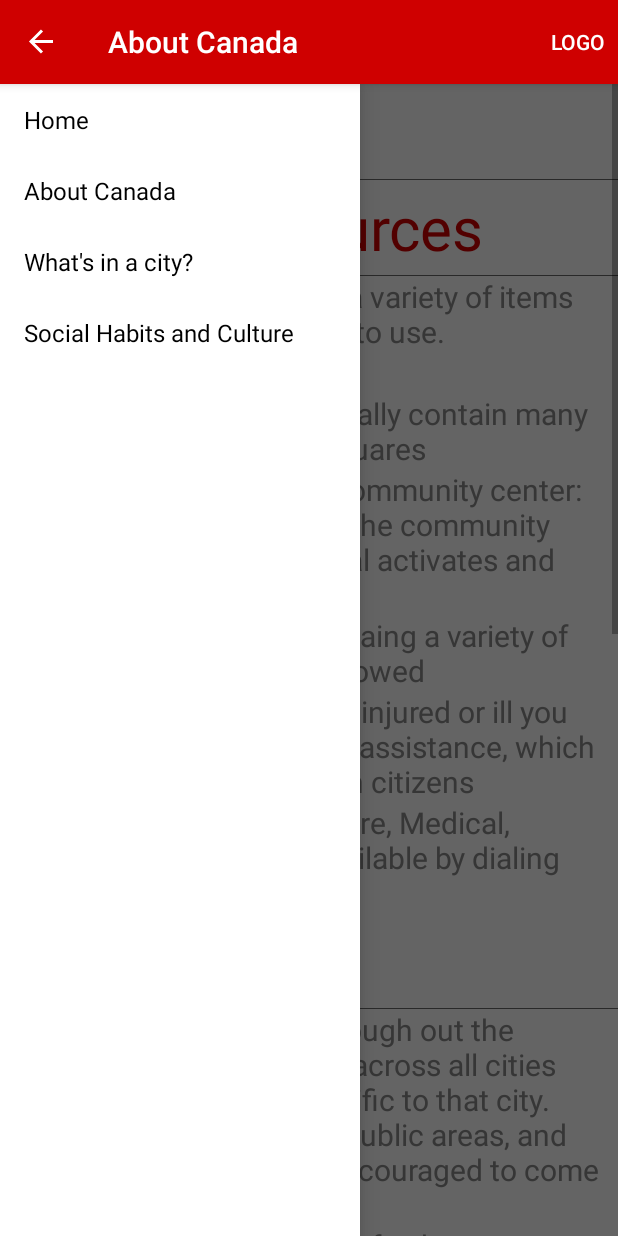
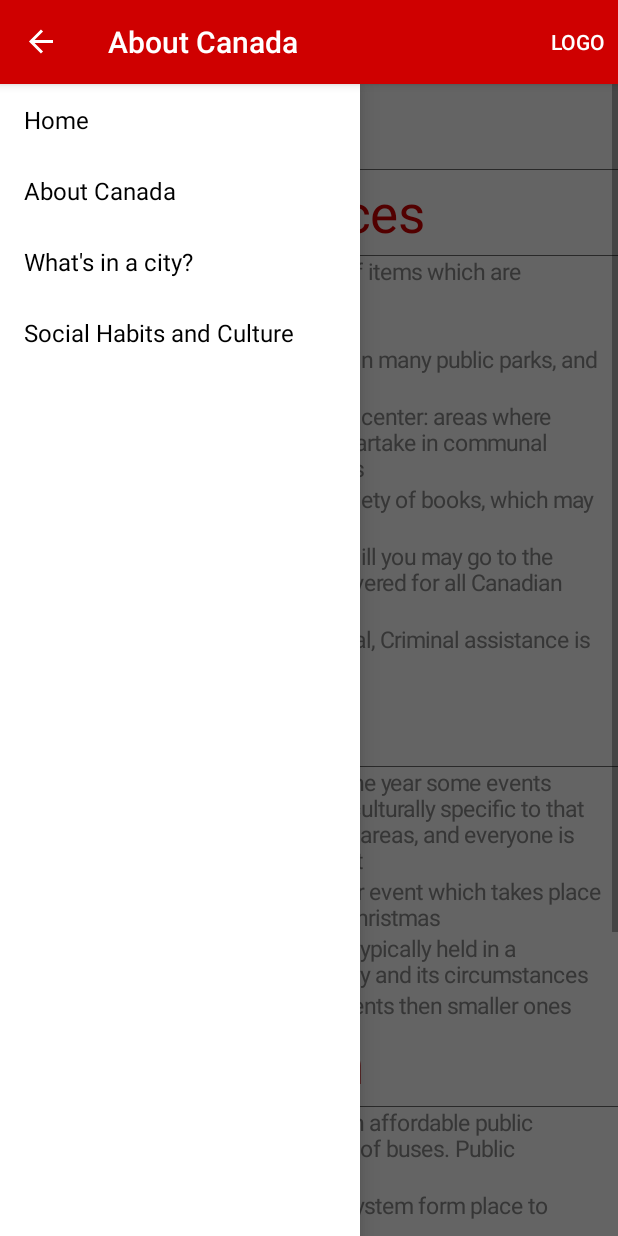
Before and after one commit to mykongee/About_Canada, an Android app: the fragment AboutCitiesFragment placed in its activity, with the side drawer open, on a phone screen of 412 x 824 dp. Run offline under Robolectric (Android 15) with nearby library versions, the phone set to English and light mode, and no system bars.

```diff
--- a/app/src/main/java/bitpot/aboutcanada/AboutCitiesFragment.java
+++ b/app/src/main/java/bitpot/aboutcanada/AboutCitiesFragment.java
@@ -108,17 +108,17 @@ public class AboutCitiesFragment extends android.support.v4.app.Fragment {
                 else {
 
                 if (line.substring(0,3).equals("H--")) {
-                    tv.setTextSize(TypedValue.COMPLEX_UNIT_SP, 40);
+                    tv.setTextSize(TypedValue.COMPLEX_UNIT_SP, 35);
                     tv.setTextColor(Color.parseColor(getResources().getString(R.string.font_header)));
                     tv.setPadding((int) (15 * getResources().getDisplayMetrics().density), (int) (5 * getResources().getDisplayMetrics().density), (int) (15 * getResources().getDisplayMetrics().density), (int) (5 * getResources().getDisplayMetrics().density));
                 }else if (line.substring(0,3).equals("P--")) {
                     tv.setText("   • "+line.substring(3,line.length()));
-                    tv.setTextSize(TypedValue.COMPLEX_UNIT_SP, 20);
+                    tv.setTextSize(TypedValue.COMPLEX_UNIT_SP, 15);
                     tv.setTextColor(Color.parseColor(getResources().getString(R.string.font_body)));
                     tv.setPadding((int) (10 * getResources().getDisplayMetrics().density), 0, (int) (10 * getResources().getDisplayMetrics().density), 0);
                 }
                 else {
-                    tv.setTextSize(TypedValue.COMPLEX_UNIT_SP, 20);
+                    tv.setTextSize(TypedValue.COMPLEX_UNIT_SP, 15);
                     tv.setTextColor(Color.parseColor(getResources().getString(R.string.font_body)));
                     tv.setPadding((int) (10 * getResources().getDisplayMetrics().density), 0, (int) (10 * getResources().getDisplayMetrics().density), 0);
                 }
```
